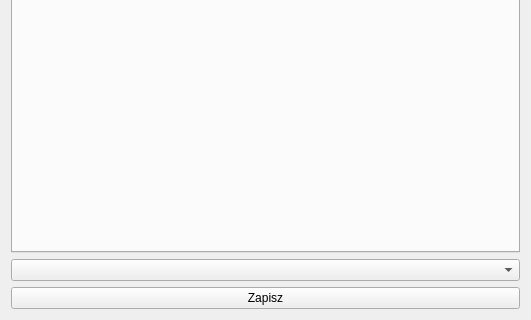
Old version of the form DataManager/forms/GUI/action/actionview.ui in the repository jurikimurik/Witcher_Adventures_PHP_QTCPP; both pictures show x 0 to 531 and y 157 to 477 of the 531 by 477 pixel window.
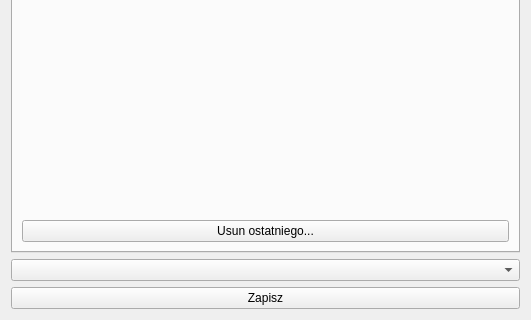
New version of the form. The open tabs and pages were chosen to show the change. Icons and pictures are not drawn.

Commit message: setItemsFields has been implemented and is now working.

```diff
--- a/DataManager/forms/GUI/action/actionview.ui
+++ b/DataManager/forms/GUI/action/actionview.ui
@@ -220,6 +220,13 @@
          </layout>
         </widget>
        </item>
+       <item>
+        <widget class="QPushButton" name="moneyRemoveLastButton">
+         <property name="text">
+          <string>Usun ostatniego...</string>
+         </property>
+        </widget>
+       </item>
       </layout>
      </widget>
      <widget class="QWidget" name="agilityAction">
```
Left out of the diff: 2 changed lines with no effect on the pictures. The commit also changes 2 other files.
